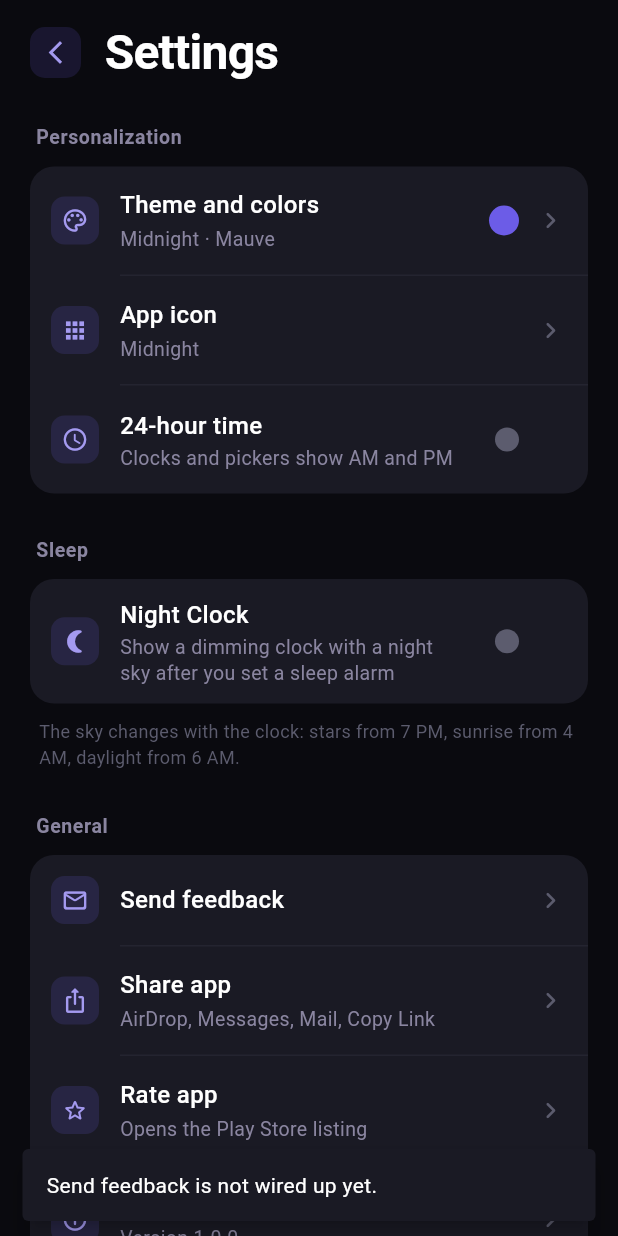
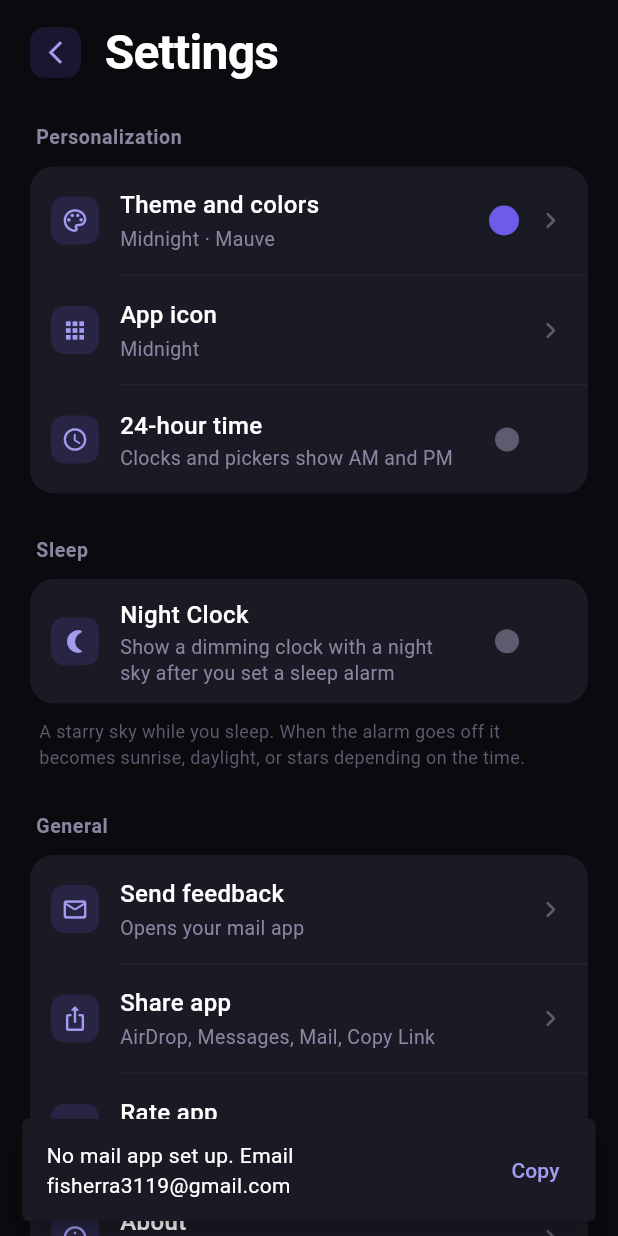
Before and after one commit to rachaelfi/not-clock, a Flutter app: the SettingsScreen screen opened directly with empty values, after a tap on "Send feedback", on a phone screen of 412 x 824 dp. Run offline on Flutter 3.47's test engine with Material 3 defaults, Android fonts, the phone set to English and light mode, and no system bars; our stand-ins replace audioplayers, device_info_plus, in_app_review, share_plus, shared_preferences; accounts and stored records are empty; network calls fail.

Commit message:
Fixed site links and night clock feature to only show night screen when alarm is set

```diff
--- a/lib/screens/settings_screen.dart
+++ b/lib/screens/settings_screen.dart
@@ -87,8 +87,9 @@ class SettingsScreen extends StatelessWidget {
                       const SizedBox(height: 10),
                       _Note(
                         colors: c,
-                        text: 'The sky changes with the clock: stars from 7 PM, '
-                            'sunrise from 4 AM, daylight from 6 AM.',
+                        text: 'A starry sky while you sleep. When the alarm '
+                            'goes off it becomes sunrise, daylight, or stars '
+                            'depending on the time.',
                       ),
 
                       const SizedBox(height: 28),
@@ -98,8 +99,8 @@ class SettingsScreen extends StatelessWidget {
                           colors: c,
                           icon: Icons.mail_outline_rounded,
                           title: 'Send feedback',
-                          onTap: (rowContext) =>
-                              _todo(rowContext, c, 'Send feedback'),
+                          subtitle: 'Opens your mail app',
+                          onTap: AppLinksService.sendFeedback,
                         ),
                         _Divider(colors: c),
                         _NavRow(
@@ -154,17 +155,6 @@ class SettingsScreen extends StatelessWidget {
     );
   }
 
-  void _todo(BuildContext context, AppColors c, String what) {
-    ScaffoldMessenger.of(context)
-      ..hideCurrentSnackBar()
-      ..showSnackBar(SnackBar(
-        content: Text('$what is not wired up yet.',
-            style: TextStyle(color: c.text)),
-        backgroundColor: c.card,
-        behavior: SnackBarBehavior.floating,
-        duration: const Duration(seconds: 2),
-      ));
-  }
 }
 
 // ─── Route transition shared by the sub-screens ──────────────────────────────
--- a/lib/services/app_links_service.dart
+++ b/lib/services/app_links_service.dart
@@ -1,11 +1,15 @@
+import 'package:flutter/foundation.dart' show kIsWeb;
 import 'package:flutter/material.dart';
+import 'package:flutter/services.dart';
+import 'package:device_info_plus/device_info_plus.dart';
 import 'package:in_app_review/in_app_review.dart';
 import 'package:share_plus/share_plus.dart';
 import 'package:url_launcher/url_launcher.dart';
 import 'package:not_clock/config/app_config.dart';
 import 'package:not_clock/main.dart';
 
-/// Rate and Share, with the platform differences handled in one place.
+/// Rate, Share, Feedback, and outbound links, with the platform differences
+/// handled in one place.
 class AppLinksService {
   // ─── Rate ──────────────────────────────────────────────────────────────────
 
@@ -13,12 +17,6 @@ class AppLinksService {
   ///
   /// This is the only review path in the app, and it only runs when the user
   /// taps Rate app in Settings. Nothing prompts them anywhere else.
-  ///
-  /// `openStoreListing` does the right thing per platform:
-  ///   • iOS     — itms-apps://…/id<ID>?action=write-review, straight to the
-  ///               review composer
-  ///   • Android — market://details?id=<package>, the Play listing with the
-  ///               star widget at the top
   static Future<void> rateApp(BuildContext context) async {
     // No app store in a browser. Say so instead of throwing.
     if (!AppConfig.isIOS && !AppConfig.isAndroid) {
@@ -41,9 +39,7 @@ class AppLinksService {
         appStoreId: AppConfig.appStoreId,
       );
     } catch (_) {
-      if (context.mounted) {
-        _notify(context, "Couldn't open the store.");
-      }
+      if (context.mounted) _notify(context, "Couldn't open the store.");
     }
   }
 
@@ -54,8 +50,7 @@ class AppLinksService {
   ///
   /// [context] should be the context of the widget that was tapped, not the
   /// screen's. On iPad the share sheet is a popover that has to be anchored to
-  /// something; passing the row's own context gives it the row's rect. Without
-  /// an origin it either lands in the top-left corner or throws outright.
+  /// something; passing the row's own context gives it the row's rect.
   static Future<void> shareApp(BuildContext context) async {
     final box = context.findRenderObject() as RenderBox?;
     final origin = (box != null && box.hasSize)
@@ -66,16 +61,133 @@ class AppLinksService {
       await SharePlus.instance.share(
         ShareParams(
           text: '${AppConfig.shareMessage}\n\n${AppConfig.shareUrl}',
-          // Used as the subject line if they pick Mail. Ignored elsewhere.
           subject: AppConfig.shareSubject,
           sharePositionOrigin: origin,
         ),
       );
     } catch (_) {
-      if (context.mounted) {
-        _notify(context, "Couldn't open the share sheet.");
+      if (context.mounted) _notify(context, "Couldn't open the share sheet.");
+    }
+  }
+
+  // ─── Feedback ──────────────────────────────────────────────────────────────
+
+  /// Opens the user's mail app with To, Subject, and a diagnostics footer
+  /// already filled in, cursor in an empty message area above it.
+  ///
+  /// The From address fills itself in — it's whatever account their mail app
+  /// is signed in to, typically the iCloud or Gmail address tied to their
+  /// store account. An app cannot read or set that, and shouldn't be able to:
+  /// it's the user's identity, and handing it to apps silently would be a
+  /// privacy hole. Letting their own mail app supply it gets the same result
+  /// with none of that.
+  ///
+  /// On iOS this opens Mail's compose screen — Cancel (which offers to save or
+  /// delete the draft) top left, send arrow top right. Android opens whichever
+  /// mail app they've set, or a chooser.
+  static Future<void> sendFeedback(BuildContext context) async {
+    if (AppConfig.supportEmail.isEmpty) {
+      _notify(context, 'Add your support email to AppConfig first.');
+      return;
+    }
+
+    final body = await _feedbackBody();
+
+    // Build the query by hand rather than with Uri(queryParameters:), which
+    // encodes spaces as "+" — several mail clients render those literally.
+    final uri = Uri(
+      scheme: 'mailto',
+      path: AppConfig.supportEmail,
+      query: 'subject=${Uri.encodeComponent(AppConfig.feedbackSubject)}'
+          '&body=${Uri.encodeComponent(body)}',
+    );
+
+    try {
+      final opened = await launchUrl(uri);
+      if (opened) return;
+    } catch (_) {
+      // fall through to the copy fallback
+    }
+
+    // No mail app configured, or the launch was refused. Give them the
+    // address rather than a dead end.
+    if (context.mounted) _offerToCopyAddress(context);
+  }
+
+  /// Blank space to type in, then a diagnostics block.
+  ///
+  /// Device model, OS version, and app version are here because they turn
+  /// "my alarm didn't go off" into something you can actually chase down.
+  /// Deliberately NOT included: any install ID or UUID. There's no backend or
+  /// crash reporting to correlate one against, so it would be a tracking
+  /// identifier collected for nothing — and one you'd have to declare on the
+  /// App Privacy and Data Safety forms.
+  ///
+  /// Everything here is visible in the draft before sending, and the user can
+  /// delete any of it.
+  static Future<String> _feedbackBody() async {
+    final buffer = StringBuffer()
+      ..writeln()
+      ..writeln()
+      ..writeln()
+      ..writeln('———————————————')
+      ..writeln('Please keep the details below — they help with debugging.')
+      ..writeln('${AppConfig.appName} '
+          '${AppConfig.appVersion} (${AppConfig.buildNumber})');
+
+    final device = await _deviceLine();
+    if (device != null) buffer.writeln(device);
+
+    return buffer.toString();
+  }
+
+  /// "iPhone14,5 · iOS 18.2" or "Google Pixel 7 · Android 15 (SDK 35)".
+  /// Null on web, where there's no meaningful device to report.
+  static Future<String?> _deviceLine() async {
+    if (kIsWeb) return null;
+
+    try {
+      final plugin = DeviceInfoPlugin();
+
+      if (AppConfig.isIOS) {
+        final ios = await plugin.iosInfo;
+        // utsname.machine is the hardware identifier ("iPhone14,5") rather
+        // than a marketing name. Less pretty, far more precise for bugs.
+        return '${ios.utsname.machine} · iOS ${ios.systemVersion}';
       }
+
+      if (AppConfig.isAndroid) {
+        final android = await plugin.androidInfo;
+        return '${android.manufacturer} ${android.model} · '
+            'Android ${android.version.release} '
+            '(SDK ${android.version.sdkInt})';
+      }
+    } catch (_) {
+      // Diagnostics are a nicety — never block the email over them.
     }
+    return null;
+  }
+
+  static void _offerToCopyAddress(BuildContext context) {
+    final c = SettingsProvider.read(context).colors;
+    ScaffoldMessenger.of(context)
+      ..hideCurrentSnackBar()
+      ..showSnackBar(SnackBar(
+        content: Text(
+          'No mail app set up. Email ${AppConfig.supportEmail}',
+          style: TextStyle(color: c.text),
+        ),
+        backgroundColor: c.card,
+        behavior: SnackBarBehavior.floating,
+        duration: const Duration(seconds: 6),
+        action: SnackBarAction(
+          label: 'Copy',
+          textColor: c.accentSoft,
+          onPressed: () => Clipboard.setData(
+            ClipboardData(text: AppConfig.supportEmail),
+          ),
+        ),
+      ));
   }
 
   // ─── Links ─────────────────────────────────────────────────────────────────
@@ -83,9 +195,17 @@ class AppLinksService {
   /// Opens [url] in the browser. [label] names the link in the message shown
   /// if the URL hasn't been filled in yet, e.g. "privacy policy".
   ///
-  /// `externalApplication` hands off to Safari / Chrome rather than an in-app
-  /// web view — better for legal pages, where people expect a real browser
-  /// with the address bar visible.
+  /// The launch mode differs by platform:
+  ///
+  ///   • Mobile — `externalApplication` hands off to Safari / Chrome rather
+  ///     than an in-app web view. Better for legal pages, where people expect
+  ///     a real browser with the address bar visible.
+  ///
+  ///   • Web — `externalApplication` calls `window.open`, which Chrome blocks
+  ///     as a popup, so the launch fails and returns false. `platformDefault`
+  ///     with `_blank` is what url_launcher_web is built around. If the
+  ///     browser still refuses, we fall back to navigating the current tab,
+  ///     which no popup blocker interferes with.
   static Future<void> openUrl(
     BuildContext context,
     String url, {
@@ -96,14 +216,32 @@ class AppLinksService {
       return;
     }
 
+    final uri = Uri.tryParse(url);
+    // Uri.parse happily accepts "example.com/page" with no scheme and then
+    // fails to launch it, so check for one up front.
+    if (uri == null || !uri.hasScheme) {
+      _notify(context, 'The $label URL needs to start with https://');
+      return;
+    }
+
     try {
       final opened = await launchUrl(
-        Uri.parse(url),
-        mode: LaunchMode.externalApplication,
+        uri,
+        mode: kIsWeb
+            ? LaunchMode.platformDefault
+            : LaunchMode.externalApplication,
+        webOnlyWindowName: kIsWeb ? '_blank' : null,
       );
-      if (!opened && context.mounted) {
-        _notify(context, "Couldn't open the $label.");
+
+      if (opened) return;
+
+      // New tab refused — on web, open in this tab instead.
+      if (kIsWeb) {
+        final sameTab = await launchUrl(uri, webOnlyWindowName: '_self');
+        if (sameTab) return;
       }
+
+      if (context.mounted) _notify(context, "Couldn't open the $label.");
     } catch (_) {
       if (context.mounted) _notify(context, "Couldn't open the $label.");
     }
--- a/pubspec.yaml
+++ b/pubspec.yaml
@@ -17,6 +17,8 @@ dependencies:
   in_app_review: ^2.0.10
   share_plus: ^11.0.0
   url_launcher: ^6.3.1
+  device_info_plus: ^11.2.0
+  screen_brightness: ^2.1.4
 
 dev_dependencies:
   flutter_test:
```
Also changed, not shown: lib/config/app_config.dart (+10 -3 lines), lib/screens/night_clock_screen.dart (+12 -5 lines), pubspec.lock, 3 other files.
